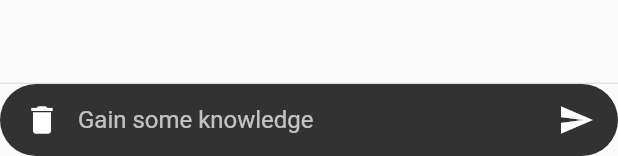
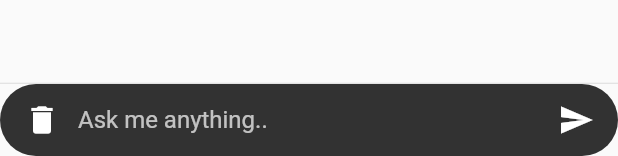
Before and after one commit to sj-15/not_non, a Flutter app: the ChatBotScreen widget shown alone on an empty page, opened directly, on a phone screen of 412 x 824 dp. Shown: the part 1080-1236 px from the top of the screen. Run offline on Flutter 3.47's test engine with Material 2 defaults, Android fonts, the phone set to English and light mode, and no system bars; our stand-ins replace cloud_firestore, delayed_display, firebase_auth, firebase_core, firebase_storage, flutter_riverpod and 5 more; accounts and stored records are empty.

Commit message:
chat_decoration

```diff
--- a/not_non/lib/features/chat/widget/chatbot.dart
+++ b/not_non/lib/features/chat/widget/chatbot.dart
@@ -1,12 +1,9 @@
-import 'dart:async';
-
 import 'package:flutter/material.dart';
 import 'package:flutter_spinkit/flutter_spinkit.dart';
 import 'package:not_non/common/utils/utils.dart';
 import 'package:not_non/features/chat/services/api_service.dart';
 import 'package:not_non/model/chatmodel.dart';
 import 'package:velocity_x/velocity_x.dart';
-import 'package:chat_gpt_sdk/chat_gpt_sdk.dart';
 
 import '../../../common/utils/chatmessage.dart';
 import '../../../common/utils/url_check.dart';
@@ -134,7 +131,7 @@ class _ChatBotScreenState extends State<ChatBotScreen> {
             controller: _controller,
             onSubmitted: (value) => _sendMessage(),
             decoration: const InputDecoration.collapsed(
-              hintText: 'Gain some knowledge',
+              hintText: 'Ask me anything..',
               hintStyle: TextStyle(color: Colors.white70),
             ),
             cursorColor: Colors.white,
@@ -145,14 +142,6 @@ class _ChatBotScreenState extends State<ChatBotScreen> {
         ),
         IconButton(
           onPressed: () => _sendMessage(),
-          // onPressed: () async {
-          //   try {
-          //     await ApiService.sendMessage(
-          //         context: context, message: _controller.text);
-          //   } catch (e) {
-          //     showSnackBar(context: context, content: e.toString());
-          //   }
-          // },
           icon: const Icon(
             Icons.send,
             color: Colors.white,
--- a/not_non/lib/model/apimodel.dart
+++ /dev/null
@@ -1,14 +0,0 @@
-class ApiModel {
-  final String id;
-  final int created;
-  final String root;
-
-  ApiModel({required this.id, required this.created, required this.root});
-
-  factory ApiModel.fromJson(Map<String, dynamic> json) =>
-      ApiModel(id: json['id'], created: json['created'], root: json['root']);
-
-  static List<ApiModel> modelsFromSnapshot(List modelSnapshot) {
-    return modelSnapshot.map((data) => ApiModel.fromJson(data)).toList();
-  }
-}
--- a/not_non/pubspec.yaml
+++ b/not_non/pubspec.yaml
@@ -57,6 +57,7 @@ dependencies:
   flutter_dotenv: ^5.0.2
   http: ^0.13.5
   flutter_spinkit: ^5.1.0
+  intl: ^0.17.0
 
 
 dev_dependencies:
```
Also changed, not shown: not_non/lib/common/utils/chatmessage.dart (+47 -20 lines), not_non/lib/features/chat/services/api_service.dart (+0 -25 lines), not_non/lib/common/components/token.env (deleted), not_non/pubspec.lock.
